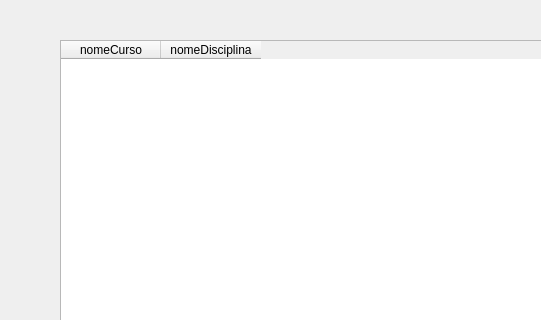
This is view/curso_has_disciplina.ui in jviriato/fbdqt as Qt 5 draws it before an edit; both pictures show x 0 to 541 and y 0 to 320 of the 640 by 651 pixel window. The edited form follows.
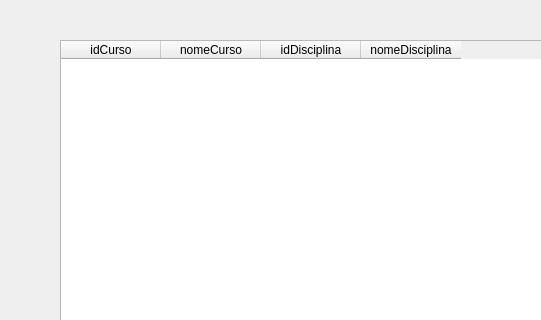
This is the edited form.

Commit message: mudei umas parada

Patch:
```diff
--- a/view/curso_has_disciplina.ui
+++ b/view/curso_has_disciplina.ui
@@ -157,11 +157,21 @@
      <height>281</height>
     </rect>
    </property>
+   <column>
+    <property name="text">
+     <string>idCurso</string>
+    </property>
+   </column>
    <column>
     <property name="text">
      <string>nomeCurso</string>
     </property>
    </column>
+   <column>
+    <property name="text">
+     <string>idDisciplina</string>
+    </property>
+   </column>
    <column>
     <property name="text">
      <string>nomeDisciplina</string>
```
The commit also changes 2 other files.
